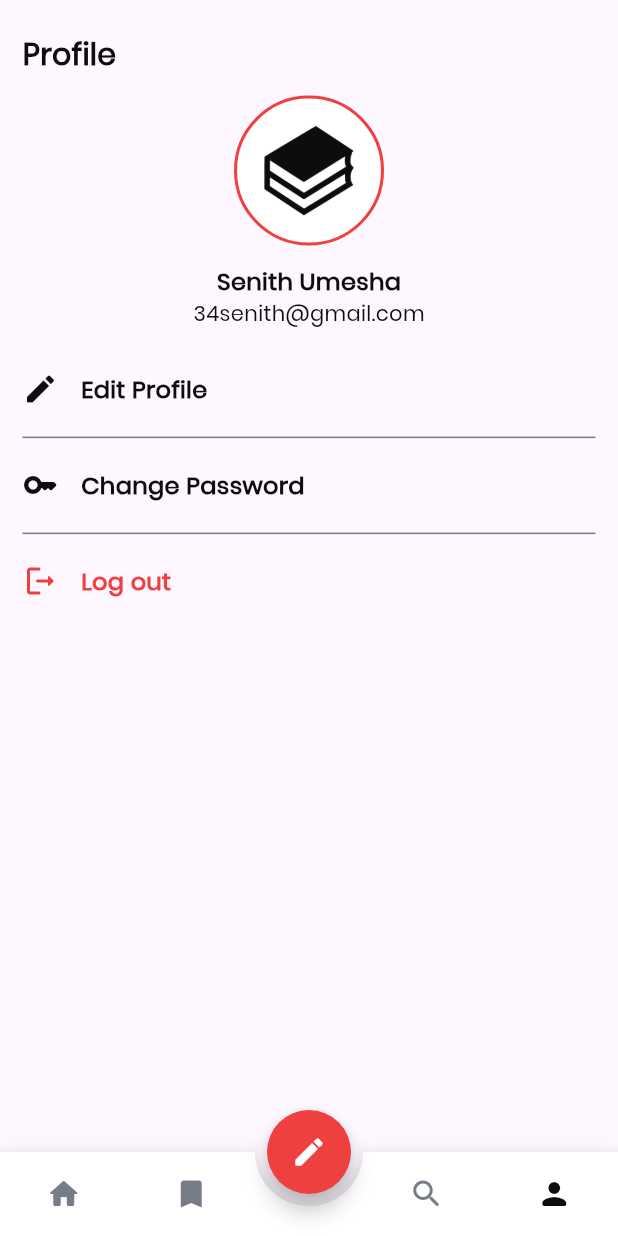
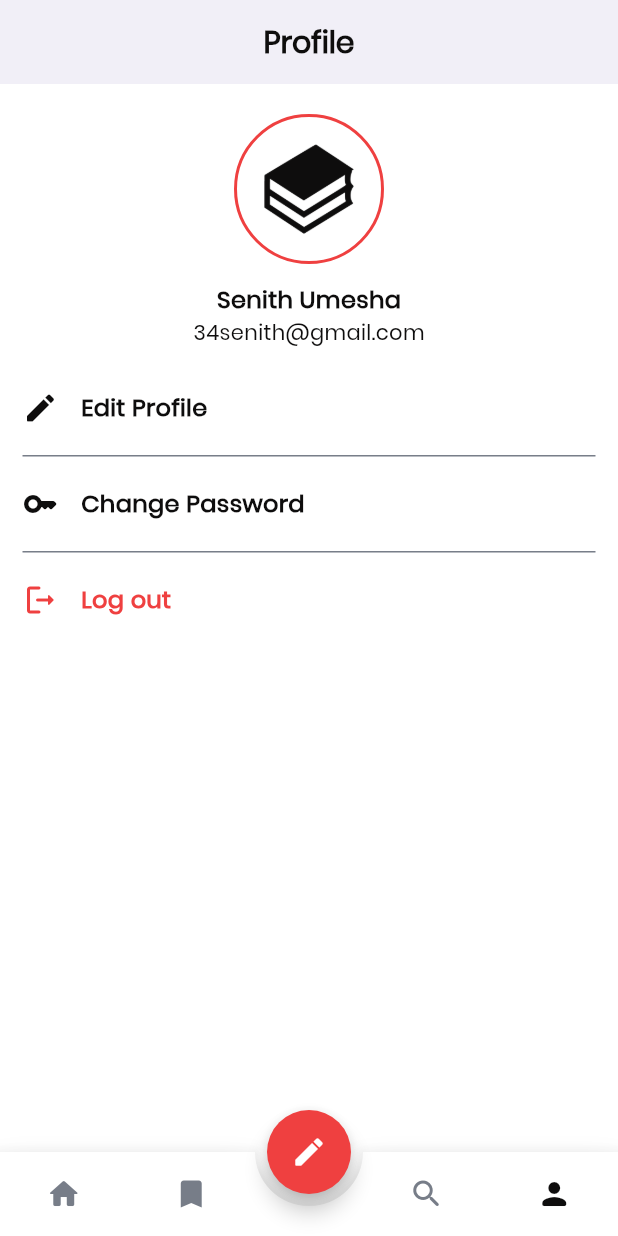
Before and after one commit to SenithUmesha/talecraft, a Flutter app: the NavBar screen opened directly, item 4 of the bottom bar chosen, on a phone screen of 412 x 824 dp. Run offline on Flutter 3.47's test engine with Material 2 defaults, Android fonts, the light colour scheme and no system bars; drawn by our look-alikes of animated_bottom_navigation_bar; our stand-ins replace avatar_glow, confetti, dio, dropdown_button2, flutter_mobx, flutter_rating_bar and 9 more; missing offline and left inert: adaptive_action_sheet, flow_graph, flutter_expand_view; accounts and stored records are empty; network calls fail.

Commit message:
Add appbar changes

```diff
--- a/lib/controller/story_publish_controller.dart
+++ b/lib/controller/story_publish_controller.dart
@@ -35,7 +35,7 @@ class StoryPublishController extends GetxController {
     "Sci-Fi"
   ];
   List<String> selectedGenres = [];
-  bool genreValidationError = true;
+  bool genreValidationError = false;
 
   @override
   void onInit() {
--- a/lib/main.dart
+++ b/lib/main.dart
@@ -1,6 +1,7 @@
 import 'package:flutter/material.dart';
 import 'package:get/get.dart';
 import 'package:get_storage/get_storage.dart';
+import 'package:talecraft/utils/app_colors.dart';
 
 import 'view/onBoarding/splash_screen.dart';
 
@@ -35,6 +36,9 @@ class _MyAppState extends State<MyApp> {
     return GetMaterialApp(
       theme: ThemeData(
         primarySwatch: MaterialColor(0xFF0E0D0D, color),
+        primaryColor: AppColors.black,
+        scaffoldBackgroundColor: AppColors.white,
+        indicatorColor: AppColors.black,
         useMaterial3: true,
         textSelectionTheme: const TextSelectionThemeData(),
       ),
--- a/lib/view/home/home.dart
+++ b/lib/view/home/home.dart
@@ -26,7 +26,7 @@ class Home extends StatelessWidget {
           return Column(
             children: [
               SizedBox(
-                height: height * 0.015,
+                height: height * 0.07,
               ),
               Row(
                 mainAxisAlignment: MainAxisAlignment.center,
--- a/lib/view/navBar/nav_bar.dart
+++ b/lib/view/navBar/nav_bar.dart
@@ -16,10 +16,7 @@ class NavBar extends StatelessWidget {
 
   @override
   Widget build(BuildContext context) {
-    return Container(
-      color: AppColors.white,
-      child: SafeArea(
-        child: GetBuilder<NavBarController>(
+    return GetBuilder<NavBarController>(
         init: NavBarController(),
         builder: (controller) {
           return Scaffold(
@@ -73,8 +70,6 @@ class NavBar extends StatelessWidget {
                 ),
                 onTap: (index) => controller.updateIndex(index)),
           );
-            }),
-      ),
-    );
+        });
   }
 }
--- a/lib/view/profile/profile.dart
+++ b/lib/view/profile/profile.dart
@@ -6,6 +6,7 @@ import '../../utils/app_colors.dart';
 import '../../utils/app_images.dart';
 import '../../utils/app_strings.dart';
 import '../../utils/app_widgets.dart';
+import '../../utils/custom_app_bar.dart';
 
 class Profile extends StatelessWidget {
   const Profile({super.key});
@@ -14,34 +15,17 @@ class Profile extends StatelessWidget {
   Widget build(BuildContext context) {
     var height = MediaQuery.of(context).size.height;
     return Scaffold(
+      appBar: CustomAppBar(
+        title: AppStrings.profile,
+        cantGoBack: true,
+      ),
       body: GetBuilder<ProfileController>(
           init: ProfileController(),
           builder: (controller) {
-            return Column(
-              children: [
-                SizedBox(
-                  height: height * 0.015,
-                ),
-                Padding(
-                  padding: const EdgeInsets.only(
-                      top: 10, bottom: 0, left: 15, right: 15),
+            return Padding(
+              padding: const EdgeInsets.only(top: 20),
               child: Column(
                 children: [
-                      Container(
-                        alignment: Alignment.centerLeft,
-                        child: AppWidgets.regularText(
-                          text: AppStrings.profile,
-                          size: 20.0,
-                          color: AppColors.black,
-                          weight: FontWeight.w600,
-                        ),
-                      ),
-                    ],
-                  ),
-                ),
-                SizedBox(
-                  height: height * 0.015,
-                ),
                   Container(
                     height: 100,
                     width: 100,
@@ -178,6 +162,7 @@ class Profile extends StatelessWidget {
                     ),
                   ),
                 ],
+              ),
             );
           }),
     );
```
Also changed, not shown: lib/view/bookmarks/bookmarks.dart (+8 -26 lines), lib/view/login/login.dart (+12 -15 lines), lib/view/registration/registration.dart (+13 -24 lines), lib/view/search/search.dart (+17 -75 lines). Lines whose indentation alone changed are shown as unchanged.
